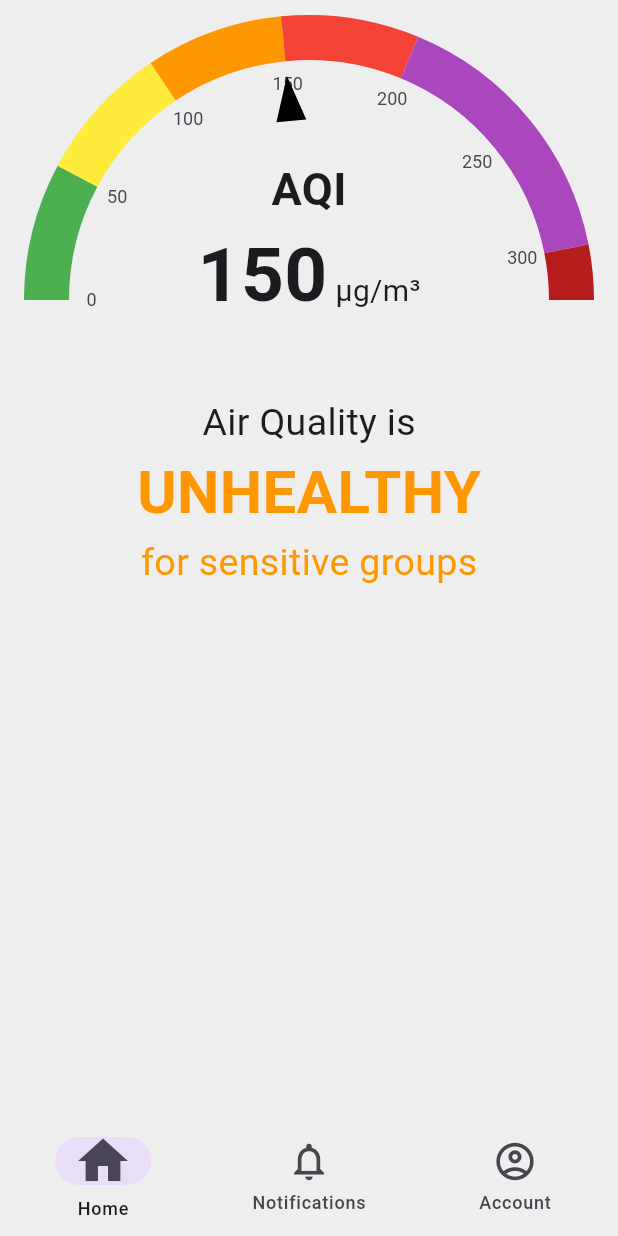
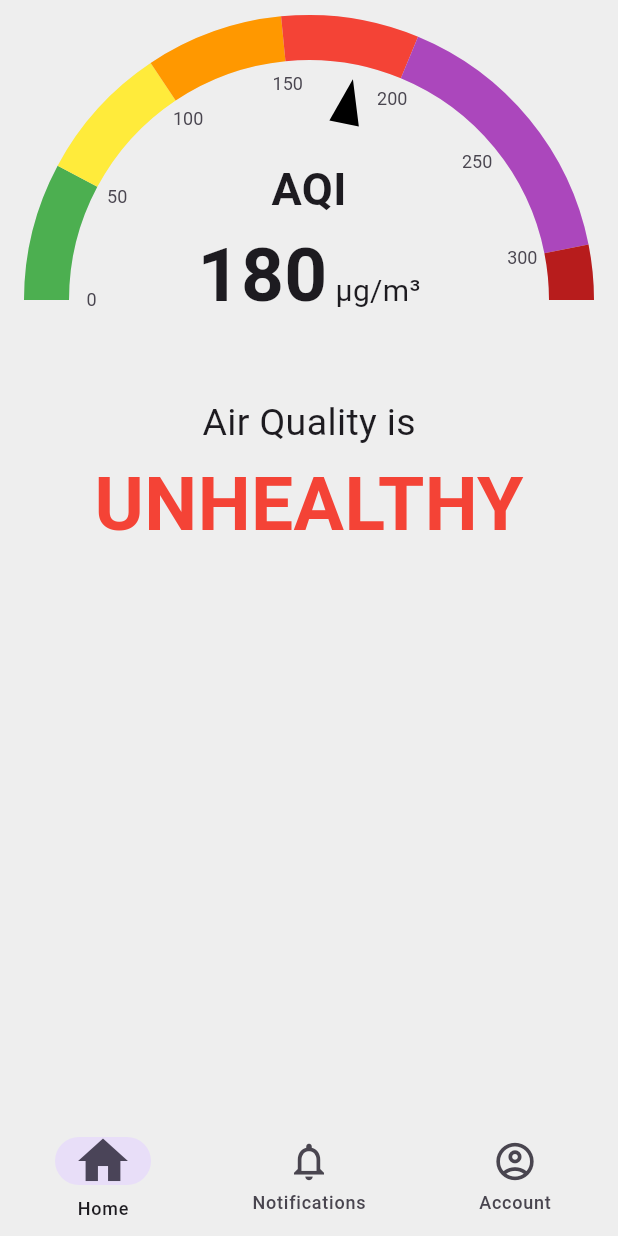
Before and after one commit to aayushman950/Air-Quality-Monitoring-System, a Flutter app: the screen it shows after launch, on a phone screen of 412 x 824 dp. Run offline on Flutter 3.47's test engine with Material 3 defaults, Android fonts, the phone set to English and light mode, and no system bars; drawn by our look-alikes of syncfusion_flutter_gauges.

```diff
--- a/aqms/lib/pages/home_page.dart
+++ b/aqms/lib/pages/home_page.dart
@@ -7,7 +7,11 @@ class HomePage extends StatelessWidget {
   @override
   Widget build(BuildContext context) {
     return SafeArea(
-      child: Scaffold(body: AQIGaugeAndStatus(aqiRating:150,)),
+      child: Scaffold(
+        body: AQIGaugeAndStatus(
+          aqiRating: 180,
+        ),
+      ),
     );
   }
 }
--- a/aqms/pubspec.yaml
+++ b/aqms/pubspec.yaml
@@ -37,6 +37,7 @@ dependencies:
   cupertino_icons: ^1.0.8
   provider: ^6.1.2
   syncfusion_flutter_gauges: ^28.1.33
+  shared_preferences: ^2.3.4
 
 dev_dependencies:
   flutter_test:
```
Also changed, not shown: aqms/pubspec.lock, 1 other file.
